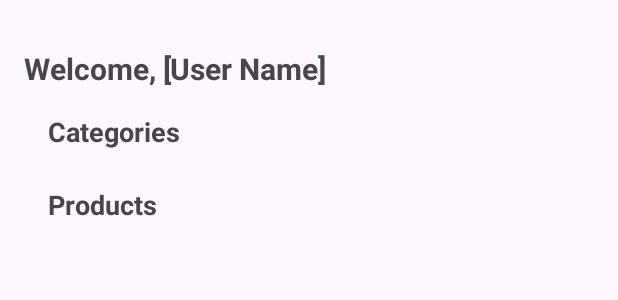
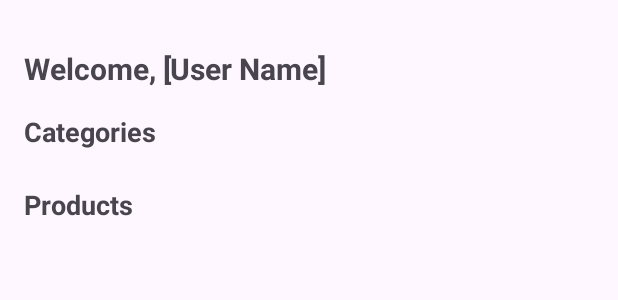
Before and after one commit to almuheetushihab/Awesome-Shop, an Android app: the layout home_fragment.xml on its own in the app's theme, with its tools: preview values and no code run, on a phone screen of 412 x 824 dp. Shown: the top 300 px of the screen. Run offline under Robolectric (Android 15) with nearby library versions, the phone set to English and light mode, and no system bars.

```diff
--- a/app/src/main/res/layout/home_fragment.xml
+++ b/app/src/main/res/layout/home_fragment.xml
@@ -11,7 +11,7 @@
 
     <!-- Welcome Text -->
     <TextView
-        android:id="@+id/tvWelcome"
+        android:id="@+id/tv_Welcome"
         android:layout_width="match_parent"
         android:layout_height="wrap_content"
         android:textSize="20sp"
@@ -22,56 +22,50 @@
         app:layout_constraintEnd_toEndOf="parent"
         tools:text="Welcome, [User Name]"/>
 
-    <!-- Categories Text -->
+
     <TextView
-        android:id="@+id/tvCategories"
+        android:id="@+id/tv_Categories"
         android:layout_width="wrap_content"
         android:layout_height="wrap_content"
-        android:text="Categories"
+        android:text="@string/categories"
         android:textSize="18sp"
         android:textStyle="bold"
         android:layout_marginTop="16dp"
-        app:layout_constraintTop_toBottomOf="@id/tvWelcome"
-        app:layout_constraintStart_toStartOf="parent"
-        android:layout_marginStart="16dp"/>
+        app:layout_constraintTop_toBottomOf="@id/tv_Welcome"
+        app:layout_constraintStart_toStartOf="parent" />
 
-    <!-- Categories RecyclerView (Horizontal) -->
+
     <androidx.recyclerview.widget.RecyclerView
-        android:id="@+id/rvCategories"
+        android:id="@+id/rv_Categories"
         android:layout_width="0dp"
         android:layout_height="wrap_content"
         android:orientation="horizontal"
-        app:layout_constraintTop_toBottomOf="@id/tvCategories"
+        app:layout_constraintTop_toBottomOf="@id/tv_Categories"
         app:layout_constraintStart_toStartOf="parent"
         app:layout_constraintEnd_toEndOf="parent"
-        android:layout_marginTop="8dp"
-        android:layout_marginStart="16dp"
-        android:layout_marginEnd="16dp"/>
+        android:layout_marginTop="8dp"/>
 
-    <!-- Products Text -->
+
     <TextView
-        android:id="@+id/tvProducts"
+        android:id="@+id/tv_Products"
         android:layout_width="wrap_content"
         android:layout_height="wrap_content"
-        android:text="Products"
+        android:text="@string/products"
         android:textSize="18sp"
         android:textStyle="bold"
         android:layout_marginTop="16dp"
-        app:layout_constraintTop_toBottomOf="@id/rvCategories"
-        app:layout_constraintStart_toStartOf="parent"
-        android:layout_marginStart="16dp"/>
+        app:layout_constraintTop_toBottomOf="@id/rv_Categories"
+        app:layout_constraintStart_toStartOf="parent" />
 
-    <!-- Products RecyclerView (Grid) -->
+
     <androidx.recyclerview.widget.RecyclerView
-        android:id="@+id/rvProducts"
+        android:id="@+id/rv_Products"
         android:layout_width="0dp"
         android:layout_height="0dp"
         android:layout_marginTop="8dp"
-        app:layout_constraintTop_toBottomOf="@id/tvProducts"
+        app:layout_constraintTop_toBottomOf="@id/tv_Products"
         app:layout_constraintStart_toStartOf="parent"
         app:layout_constraintEnd_toEndOf="parent"
-        app:layout_constraintBottom_toBottomOf="parent"
-        android:layout_marginStart="16dp"
-        android:layout_marginEnd="16dp"/>
+        app:layout_constraintBottom_toBottomOf="parent" />
 
 </androidx.constraintlayout.widget.ConstraintLayout>
--- a/app/src/main/res/values/strings.xml
+++ b/app/src/main/res/values/strings.xml
@@ -15,4 +15,7 @@
     <string name="password">Password</string>
     <string name="login">Log in</string>
     <string name="welcome_user_name">Welcome, [User Name]</string>
+    <string name="categories">Categories</string>
+    <string name="products">Products</string>
+    <string name="product_image">Product Image</string>
 </resources>
```
Also changed, not shown: app/src/main/res/layout/product_details.xml (added, +84 -0 lines).
